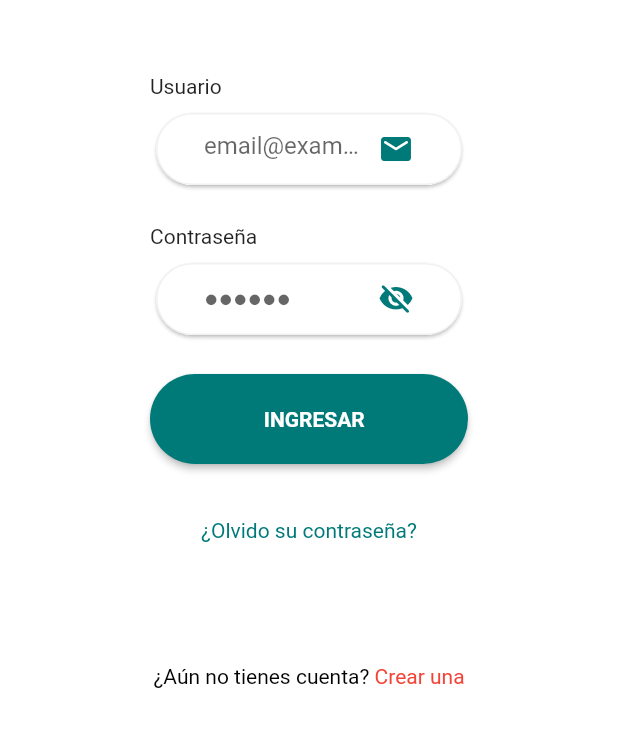
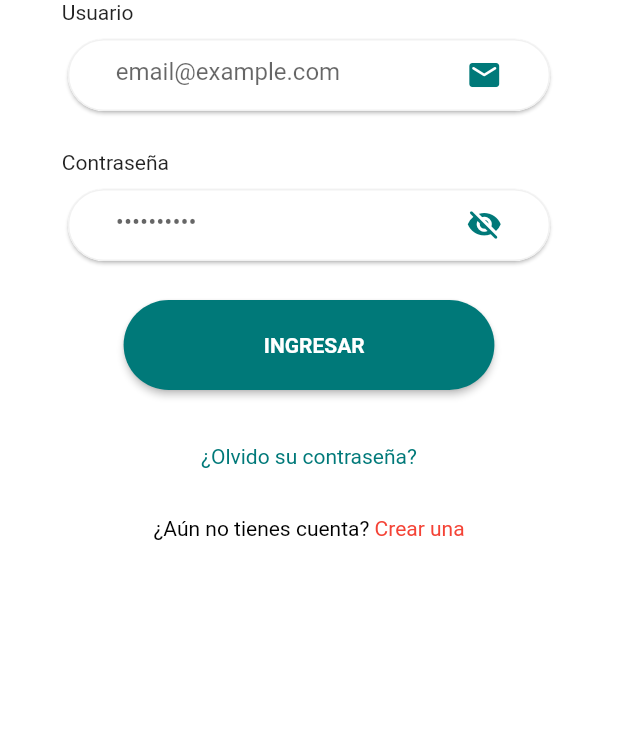
Before and after one commit to XnJaca/condoapp, a Flutter app: the screen it shows after launch, on a phone screen of 412 x 824 dp, the part 450-1197 px from its top. Run offline on Flutter 3.47's test engine with Material 2 defaults, Android fonts, the phone set to English and light mode, and no system bars; our stand-ins replace dio, flutter_riverpod, flutter_secure_storage, go_router, quickalert, salomon_bottom_bar; missing offline and left inert: slide_popup_dialog_null_safety; Roboto replaces fonts that are missing (Nunito).

Commit message:
fix: arreglo de dimensiones pequenas

```diff
--- a/lib/screens/auth/auth_screen.dart
+++ b/lib/screens/auth/auth_screen.dart
@@ -86,6 +86,7 @@ class AuthScreenState extends ConsumerState<AuthScreen> {
       child: Scaffold(
         backgroundColor: Colors.white,
         body: SafeArea(
+          child: SingleChildScrollView(
             child: Column(
               mainAxisAlignment: MainAxisAlignment.spaceBetween,
               crossAxisAlignment: CrossAxisAlignment.center,
@@ -98,14 +99,14 @@ class AuthScreenState extends ConsumerState<AuthScreen> {
                     child: Image.asset('assets/img/logo.png'),
                   ),
                 ),
-              SingleChildScrollView(
-                child: Column(
+                Column(
                   children: [
                     Form(
                       key: _formKey,
                       autovalidateMode: AutovalidateMode.onUserInteraction,
                       child: Padding(
-                        padding: const EdgeInsets.symmetric(horizontal: 100),
+                        padding:
+                            EdgeInsets.symmetric(horizontal: size.width * 0.1),
                         child: Column(
                           children: [
                             CustomInputField(
@@ -120,7 +121,7 @@ class AuthScreenState extends ConsumerState<AuthScreen> {
                               controller: _passwordController,
                               keyboardType: TextInputType.visiblePassword,
                               labelText: 'Contraseña',
-                              hintText: '●●●●●●',
+                              hintText: '••••••••••',
                               obscureText: obscureText,
                               suffixIcon: Icons.visibility_rounded,
                               isPassword: true,
@@ -141,7 +142,6 @@ class AuthScreenState extends ConsumerState<AuthScreen> {
                       ),
                     ),
                   ],
-                ),
                 ),
                 TextButton(
                   onPressed: () {
@@ -171,6 +171,7 @@ class AuthScreenState extends ConsumerState<AuthScreen> {
                 ),
                 SizedBox(height: Platform.isIOS ? 20 : 0)
               ],
+            ),
           ),
         ),
       ),
--- a/lib/screens/fincas/lobby_screen.dart
+++ b/lib/screens/fincas/lobby_screen.dart
@@ -1,10 +1,6 @@
 import 'package:condo_app/config/generated/generated.dart';
 import 'package:condo_app/config/theme/app_theme.dart';
-import 'package:condo_app/models/models.dart';
-import 'package:condo_app/providers/condomio_provider.dart';
-import 'package:condo_app/providers/finca_provider.dart';
 import 'package:condo_app/screens/fincas/fincas.dart';
-import 'package:condo_app/screens/fincas/widgets/widgets.dart';
 import 'package:condo_app/screens/widgets/widgets.dart';
 import 'package:flutter/material.dart';
 import 'package:flutter_riverpod/flutter_riverpod.dart';
--- a/lib/screens/fincas/widgets/finca_container.dart
+++ b/lib/screens/fincas/widgets/finca_container.dart
@@ -18,7 +18,11 @@ class FincaContainer extends StatelessWidget {
       children: [
         SizedBox(
           width: size.width > 1000 ? 250 : 200,
-          height: size.width > 1000 ? 230 : 200,
+          height: size.width > 1000
+              ? 230
+              : size.width > 600
+                  ? 200
+                  : 150,
           child: Container(
             decoration: ShapeDecoration(
               image: DecorationImage(
```
Also changed, not shown: lib/screens/fincas/finca_screen.dart (+13 -5 lines), lib/screens/fincas/widgets/info_finca_popup.dart (+15 -11 lines), 10 other files. Lines whose indentation alone changed are shown as unchanged.
